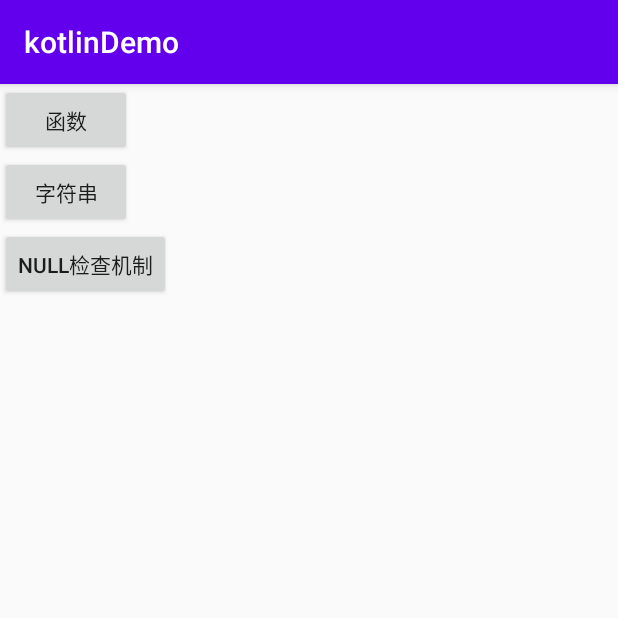
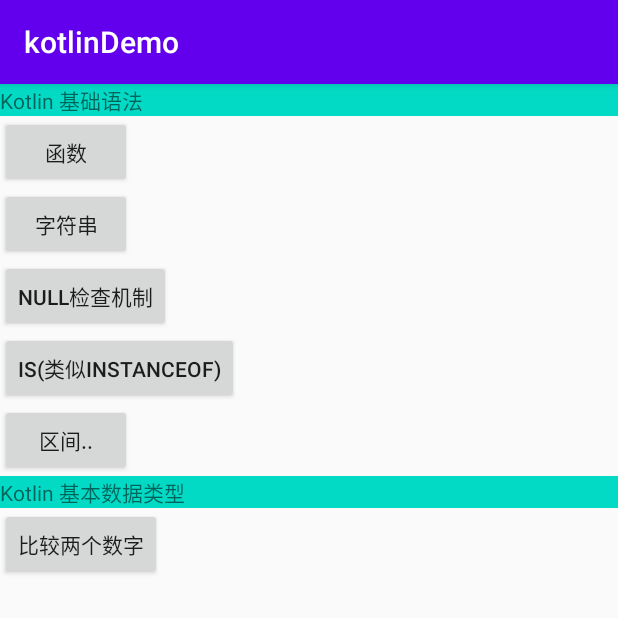
Before and after one commit to zhongjhATC/kotlinDemo, an Android app: the screen it shows after launch (MainActivity), on a phone screen of 412 x 824 dp, the top half of it. Run offline under Robolectric (Android 15) with nearby library versions, the phone set to English and light mode, and no system bars.

Commit message:
提交代码

```diff
--- a/app/src/main/AndroidManifest.xml
+++ b/app/src/main/AndroidManifest.xml
@@ -9,7 +9,10 @@
         android:roundIcon="@mipmap/ic_launcher_round"
         android:supportsRtl="true"
         android:theme="@style/AppTheme">
-        <activity android:name=".kotlin.NullActivity"></activity>
+        <activity android:name=".kotlin.CompareActivity"></activity>
+        <activity android:name=".kotlin.SectionActivity" />
+        <activity android:name=".kotlin.IsActivity" />
+        <activity android:name=".kotlin.NullActivity" />
         <activity android:name=".kotlin.CharacterActivity" />
         <activity android:name=".kotlin.FunActivity" />
         <activity android:name=".MainActivity">
--- a/app/src/main/java/com/zhongjh/kotlindemo/MainActivity.kt
+++ b/app/src/main/java/com/zhongjh/kotlindemo/MainActivity.kt
@@ -3,9 +3,7 @@ package com.zhongjh.kotlindemo
 import android.content.Intent
 import android.os.Bundle
 import androidx.appcompat.app.AppCompatActivity
-import com.zhongjh.kotlindemo.kotlin.CharacterActivity
-import com.zhongjh.kotlindemo.kotlin.FunActivity
-import com.zhongjh.kotlindemo.kotlin.NullActivity
+import com.zhongjh.kotlindemo.kotlin.*
 import kotlinx.android.synthetic.main.activity_main.*
 
 class MainActivity : AppCompatActivity() {
@@ -26,6 +24,16 @@ class MainActivity : AppCompatActivity() {
             val intent = Intent(this, NullActivity::class.java)
             startActivity(intent)
         }
+
+        btnIs.setOnClickListener {
+            val intent = Intent(this, IsActivity::class.java)
+            startActivity(intent);
+        }
+
+        btnSection.setOnClickListener {
+            val intent = Intent(this, SectionActivity::class.java)
+            startActivity(intent);
+        }
     }
 
 }
--- a/app/src/main/res/layout/activity_main.xml
+++ b/app/src/main/res/layout/activity_main.xml
@@ -6,9 +6,15 @@
     android:layout_height="match_parent">
 
     <LinearLayout
-        android:layout_width="wrap_content"
-        android:layout_height="wrap_content"
+        android:layout_width="match_parent"
+        android:layout_height="match_parent"
         android:orientation="vertical">
+
+        <TextView
+            android:layout_width="match_parent"
+            android:layout_height="wrap_content"
+            android:background="@color/colorAccent"
+            android:text="Kotlin 基础语法" />
 
         <Button
             android:id="@+id/btnFun"
@@ -31,6 +37,33 @@
             android:text="NULL检查机制"
             tools:ignore="MissingConstraints" />
 
+        <Button
+            android:id="@+id/btnIs"
+            android:layout_width="wrap_content"
+            android:layout_height="wrap_content"
+            android:text="is(类似instanceof)"
+            tools:ignore="MissingConstraints" />
+
+        <Button
+            android:id="@+id/btnSection"
+            android:layout_width="wrap_content"
+            android:layout_height="wrap_content"
+            android:text="区间.."
+            tools:ignore="MissingConstraints" />
+
+        <TextView
+            android:layout_width="match_parent"
+            android:layout_height="wrap_content"
+            android:background="@color/colorAccent"
+            android:text="Kotlin 基本数据类型" />
+
+        <Button
+            android:id="@+id/btnCompare"
+            android:layout_width="wrap_content"
+            android:layout_height="wrap_content"
+            android:text="比较两个数字"
+            tools:ignore="MissingConstraints" />
+
     </LinearLayout>
 
 </ScrollView>
```
Also changed, not shown: app/src/main/java/com/zhongjh/kotlindemo/kotlin/CompareActivity.kt (added, +12 -0 lines), app/src/main/java/com/zhongjh/kotlindemo/kotlin/IsActivity.kt (added, +44 -0 lines), app/src/main/java/com/zhongjh/kotlindemo/kotlin/SectionActivity.kt (added, +40 -0 lines), app/src/main/res/layout/activity_compare.xml (added, +11 -0 lines), app/src/main/res/layout/activity_is.xml (added, +35 -0 lines), app/src/main/res/layout/activity_section.xml (added, +28 -0 lines).
